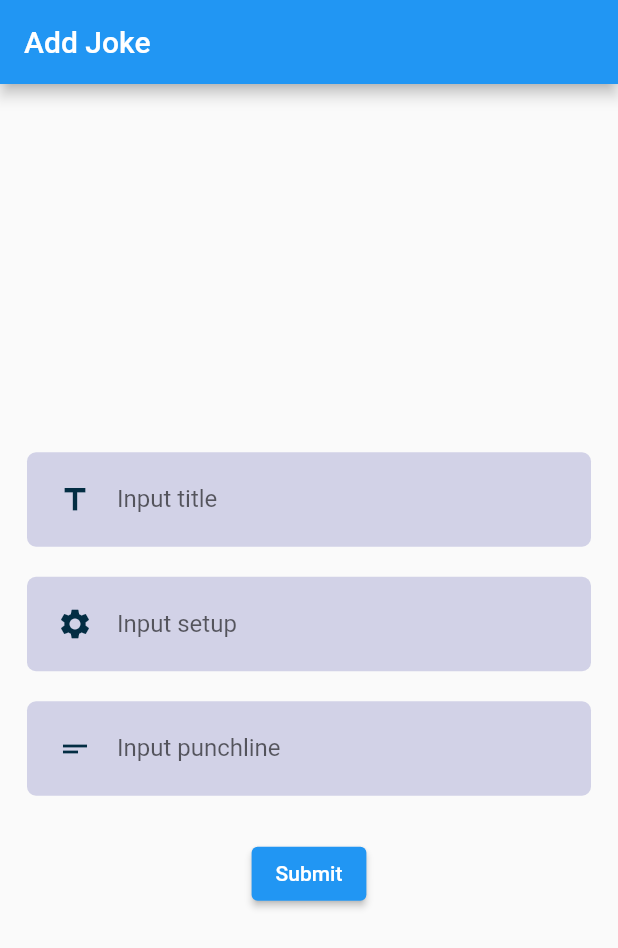
After one commit to ht-nam/base_flutter_1, a Flutter app: the AddJokeScreen screen opened by its route, on a phone screen of 412 x 824 dp. The commit adds this screen. Shown: the top 948 px of the screen. Run offline on Flutter 3.47's test engine with Material 2 defaults, Android fonts, the phone set to English and light mode, and no system bars; our stand-ins replace dio, flutter_riverpod, go_router, riverpod_annotation, shared_preferences; accounts and stored records are empty; generated files the repository leaves out were written again.

Commit message:
Add input screen

```diff
--- a/lib/main.dart
+++ b/lib/main.dart
@@ -1,6 +1,7 @@
 import 'package:flutter/material.dart';
 import 'package:flutter_riverpod/flutter_riverpod.dart';
 import 'package:test_flutter/routes/route_config.dart';
+import 'package:test_flutter/routes/route_const.dart';
 import 'package:test_flutter/views/home/home_page.dart';
 
 void main() {
@@ -14,7 +15,7 @@ class MyApp extends StatelessWidget {
   @override
   Widget build(BuildContext context) {
     MyRouter.initialLocation = "/";
-
+    // MyRouter.initialLocation = '/${RouteConstants.jokeRouteName}/add';
     return MaterialApp.router(
       debugShowCheckedModeBanner: false,
       theme: ThemeData(
--- /dev/null
+++ b/lib/models/app/app_input.dart
@@ -0,0 +1,9 @@
+import 'package:flutter/material.dart';
+
+class AppInput {
+  String hint;
+  IconData icon;
+  String slug;
+
+  AppInput({required this.hint, required this.icon, required this.slug});
+}
--- /dev/null
+++ b/lib/resources/constants/app_input_constants.dart
@@ -0,0 +1,25 @@
+import 'package:flutter/cupertino.dart';
+import 'package:test_flutter/models/app/app_input.dart';
+
+// Icon data
+// https://api.flutter.dev/flutter/material/Icons-class.html
+
+class AppInputConstants {
+  static List<AppInput> jokeInputs = [
+    AppInput(
+      hint: "Input title",
+      icon: const IconData(0xe668, fontFamily: 'MaterialIcons'),
+      slug: 'title',
+    ),
+    AppInput(
+      hint: "Input setup",
+      icon: const IconData(0xe57f, fontFamily: 'MaterialIcons'),
+      slug: 'setup',
+    ),
+    AppInput(
+      hint: "Input punchline",
+      icon: const IconData(0xe59d, fontFamily: 'MaterialIcons', matchTextDirection: true),
+      slug: 'punchLine',
+    ),
+  ];
+}
--- /dev/null
+++ b/lib/resources/widgets/input_container.dart
@@ -0,0 +1,32 @@
+import 'package:flutter/material.dart';
+import 'package:test_flutter/resources/utils/app/app_theme.dart';
+
+class InputContainer extends StatelessWidget {
+  const InputContainer(
+      {Key? key,
+      required this.child,
+      this.marginContainer,
+      this.paddingContainer,
+      this.colorContainer})
+      : super(key: key);
+
+  final Widget child;
+  final EdgeInsetsGeometry? paddingContainer;
+  final EdgeInsetsGeometry? marginContainer;
+
+  final Color? colorContainer;
+
+  @override
+  Widget build(BuildContext context) {
+    return Container(
+      margin: marginContainer ?? const EdgeInsets.all(10),
+      padding: paddingContainer ??
+          const EdgeInsets.symmetric(horizontal: 20, vertical: 2),
+      // width: size.width * 0.8,
+      decoration: BoxDecoration(
+          borderRadius: BorderRadius.circular(6),
+          color: colorContainer ?? AppTheme.primaryColor.withAlpha(50)),
+      child: child,
+    );
+  }
+}
--- /dev/null
+++ b/lib/resources/widgets/rounded_input.dart
@@ -0,0 +1,68 @@
+import 'package:flutter/material.dart';
+import 'package:flutter/services.dart';
+import 'package:test_flutter/resources/utils/app/app_theme.dart';
+import 'package:test_flutter/resources/widgets/input_container.dart';
+
+class RoundedInput extends StatelessWidget {
+  const RoundedInput(
+      {Key? key,
+      this.icon,
+      required this.hint,
+      required this.textEditingController,
+      this.textInputType = TextInputType.text,
+      this.imageAsset,
+      this.onTap,
+      this.maxLines = 1,
+      this.readOnly,
+      this.paddingContainer,
+      this.marginContainer,
+      this.colorContainer,
+      this.maxLength})
+      : super(key: key);
+
+  final IconData? icon;
+  final Widget? imageAsset;
+  final String hint;
+  final TextEditingController textEditingController;
+  final TextInputType textInputType;
+  final Function()? onTap;
+  final bool? readOnly;
+  final EdgeInsetsGeometry? paddingContainer;
+  final EdgeInsetsGeometry? marginContainer;
+  final int? maxLength;
+  final Color? colorContainer;
+  final int? maxLines;
+
+  @override
+  Widget build(BuildContext context) {
+    return InputContainer(
+      marginContainer: marginContainer,
+      paddingContainer: paddingContainer,
+      colorContainer: colorContainer,
+      child: TextField(
+        maxLength: maxLength,
+        inputFormatters: [
+          LengthLimitingTextInputFormatter(
+              textInputType.toString().contains("phone") ? 11 : 255)
+        ],
+        maxLines: maxLines,
+        readOnly: readOnly ?? false,
+        cursorColor: AppTheme.primaryColor,
+        controller: textEditingController,
+        keyboardType: textInputType,
+        onTap: onTap,
+        decoration: InputDecoration(
+            label: Text(
+              hint,
+              // style: TextStyle(fontSize: appSettingsProvider.fontSize)
+            ),
+            icon:
+                icon != null ? Icon(icon, color: AppTheme.blueGreyDark) : null,
+            hintText: hint,
+            // hintStyle: TextStyle(fontSize: appSettingsProvider.fontSize),
+            counterText: "",
+            border: InputBorder.none),
+      ),
+    );
+  }
+}
--- a/lib/routes/route_config.dart
+++ b/lib/routes/route_config.dart
@@ -2,6 +2,7 @@ import 'package:go_router/go_router.dart';
 import 'package:test_flutter/models/joke.dart';
 import 'package:test_flutter/routes/route_const.dart';
 import 'package:test_flutter/views/home/home_page.dart';
+import 'package:test_flutter/views/user/add_joke_page.dart';
 import 'package:test_flutter/views/user/joke_detail_page.dart';
 import 'package:test_flutter/views/user/joke_page.dart';
 
@@ -18,12 +19,17 @@ class MyRouter{
       GoRoute(
         name: RouteConstants.jokeRouteName,
         path: '/${RouteConstants.jokeRouteName}',
-        builder: (context,state) => const JokePage(),
+        builder: (context,state) => const JokeScreen(),
+      ),
+      GoRoute(
+        name: "${RouteConstants.jokeRouteName}Add",
+        path: '/${RouteConstants.jokeRouteName}/add',
+        builder: (context,state) => const AddJokeScreen(),
       ),
       GoRoute(
         name: "${RouteConstants.jokeRouteName}Detail",
         path: '/${RouteConstants.jokeRouteName}/detail',
-        builder: (context,state) => JokeDetail(joke: state.extra as Joke),
+        builder: (context,state) => JokeDetailScreen(joke: state.extra as Joke),
       ),
     ],
   );
--- a/lib/views/home/home_page.dart
+++ b/lib/views/home/home_page.dart
@@ -13,8 +13,7 @@ class HomePage extends StatelessWidget {
       appBar: AppBar(
         title: Text(AppConstants.HOME_PAGE_TITLE),
       ),
-      body: SafeArea(
-        child: Container(
+      body: SizedBox(
         width: MediaQuery.of(context).size.width,
         child: Column(
           mainAxisAlignment: MainAxisAlignment.center,
@@ -29,7 +28,6 @@ class HomePage extends StatelessWidget {
           ],
         ),
       ),
-      ),
     );
   }
 }
--- /dev/null
+++ b/lib/views/user/add_joke_page.dart
@@ -0,0 +1,82 @@
+import 'package:flutter/material.dart';
+import 'package:flutter_riverpod/flutter_riverpod.dart';
+import 'package:test_flutter/models/app/app_input.dart';
+import 'package:test_flutter/resources/constants/app_input_constants.dart';
+import 'package:test_flutter/resources/utils/app/app_theme.dart';
+import 'package:test_flutter/resources/widgets/rounded_input.dart';
+
+import '../../models/joke.dart';
+
+class AddJokeScreen extends ConsumerStatefulWidget {
+  const AddJokeScreen({super.key, this.joke});
+  final Joke? joke;
+
+  @override
+  ConsumerState createState() => _AddJokeScreenState();
+}
+
+class _AddJokeScreenState extends ConsumerState<AddJokeScreen> {
+  Map<String, TextEditingController> jokeTextControllers = {
+    'title': TextEditingController(),
+    'setup': TextEditingController(),
+    'punchLine': TextEditingController(),
+  };
+
+  @override
+  Widget build(BuildContext context) {
+    return Container(
+      color: AppTheme.nearlyWhite,
+      child: SafeArea(
+        top: false,
+        bottom: false,
+        child: Scaffold(
+          appBar: AppBar(
+            title: const Text("Add Joke"),
+          ),
+          body: Column(
+            mainAxisAlignment: MainAxisAlignment.center,
+            children: [
+              _inputView(),
+              ElevatedButton(
+                  onPressed: () {},
+                  child: const Text('Submit'),
+              ),
+            ],
+          ),
+        ),
+      ),
+    );
+  }
+
+  List<Widget> _inputInput() {
+    List<Widget> listInput = [];
+
+    for (AppInput input in AppInputConstants.jokeInputs) {
+      RoundedInput roundedInput = RoundedInput(
+        hint: input.hint,
+        icon: input.icon,
+        textEditingController: jokeTextControllers[input.slug] ?? TextEditingController(),
+      );
+      // roundedInput.textEditingController.text = '';
+      listInput.add(roundedInput);
+    }
+
+    return listInput;
+  }
+
+  Widget _inputView() {
+    return Container(
+      width: MediaQuery.of(context).size.width,
+      padding: const EdgeInsets.all(8.0),
+      margin: const EdgeInsets.only(top: 10.0),
+      child: Column(
+        children: [
+          ..._inputInput(),
+          const SizedBox(
+            height: 10,
+          )
+        ],
+      ),
+    );
+  }
+}
--- a/lib/views/user/joke_detail_page.dart
+++ b/lib/views/user/joke_detail_page.dart
@@ -2,13 +2,16 @@ import 'package:flutter/material.dart';
 import 'package:test_flutter/models/joke.dart';
 import 'package:test_flutter/resources/constants/constants.dart';
 
-class JokeDetail extends StatelessWidget {
-  const JokeDetail({super.key, required this.joke});
+class JokeDetailScreen extends StatelessWidget {
+  const JokeDetailScreen({super.key, required this.joke});
   final Joke joke;
 
   @override
   Widget build(BuildContext context) {
-    return Scaffold(
+    return SafeArea(
+      top: false,
+      bottom: false,
+      child: Scaffold(
         appBar: AppBar(
           title: Text('${AppConstants.JOKE_PAGE_TITLE} : ${joke.id}'),
         ),
@@ -24,6 +27,7 @@ class JokeDetail extends StatelessWidget {
             ],
           ),
         ),
+      ),
     );
   }
 }
--- a/lib/views/user/joke_page.dart
+++ b/lib/views/user/joke_page.dart
@@ -7,14 +7,19 @@ import 'package:test_flutter/resources/widgets/async_data_list_view.dart';
 import 'package:test_flutter/routes/route_const.dart';
 import 'package:test_flutter/services/joke_service.dart';
 
-class JokePage extends ConsumerStatefulWidget {
-  const JokePage({super.key});
+class JokeScreen extends ConsumerStatefulWidget {
+  const JokeScreen({super.key});
 
   @override
-  ConsumerState<JokePage> createState() => _JokePageState();
+  ConsumerState<JokeScreen> createState() => _JokePageState();
 }
 
-class _JokePageState extends ConsumerState<JokePage> {
+class _JokePageState extends ConsumerState<JokeScreen> {
+  @override
+  void initState() {
+    super.initState();
+  }
+
   @override
   Widget build(BuildContext context) {
     final jokes = ref.watch(jokeServiceProvider);
@@ -22,9 +27,7 @@ class _JokePageState extends ConsumerState<JokePage> {
       appBar: AppBar(
         title: Text(AppConstants.JOKE_PAGE_TITLE),
       ),
-      body: SizedBox(
-        width: MediaQuery.of(context).size.width,
-        child: RefreshIndicator(
+      body: RefreshIndicator(
         onRefresh: () async {
           ref.invalidate(jokeServiceProvider);
           // ref.refresh(jokeServiceProvider);
@@ -42,7 +45,6 @@ class _JokePageState extends ConsumerState<JokePage> {
                 listTile: jokeListviewTile,
                 providerNotifier: jokeServiceProvider.notifier),
           ],
-          ),
         ),
       ),
     );
@@ -71,8 +73,8 @@ class _JokePageState extends ConsumerState<JokePage> {
         title: Text(joke.type ?? "Error"),
         onTap: () async {
           if (context.mounted) {
-            context.pushNamed("${RouteConstants.jokeRouteName}Detail",
-                extra: joke);
+            // context.pushNamed("${RouteConstants.jokeRouteName}Detail", extra: joke);
+            context.pushNamed("${RouteConstants.jokeRouteName}Add", extra: joke);
           }
           // Joke? data = await service.getJokeById(joke.id!);
           // if (data != null && context.mounted) {
```
Lines whose indentation alone changed are shown as unchanged.
